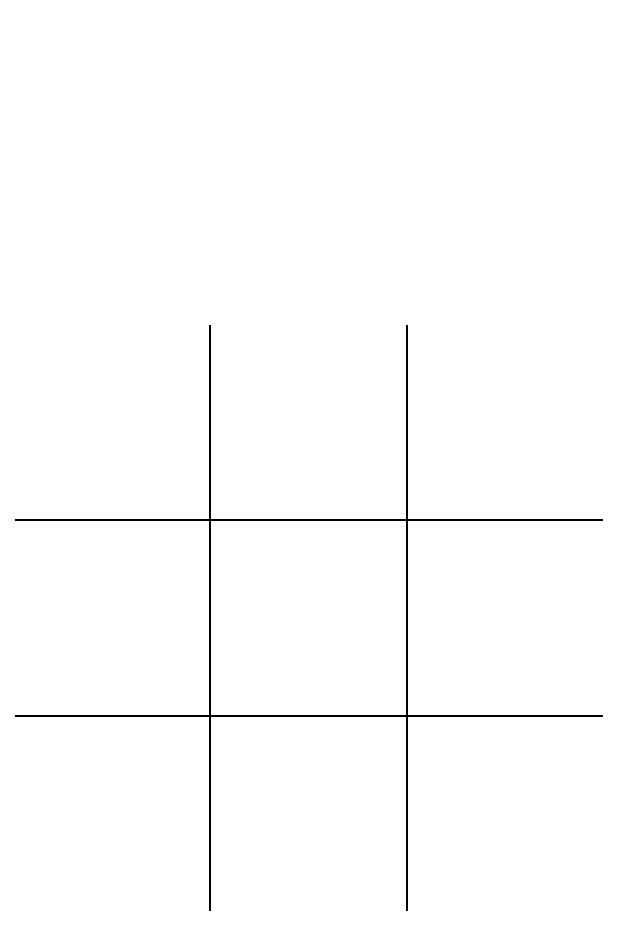
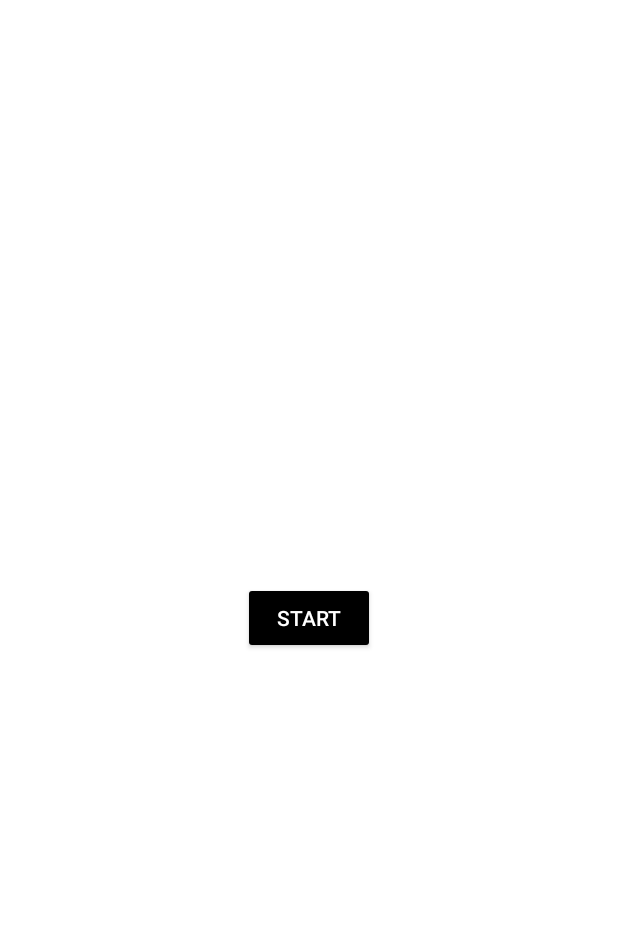
Before and after one commit to HeraEXE/Android-TicTacToe, an Android app: the screen it shows after launch (GameActivity before the commit, MainActivity after it), on a phone screen of 412 x 824 dp. Shown: the top 950 px of the screen. Run offline under Robolectric (Android 15) with nearby library versions, the phone set to English and light mode, and no system bars.

Commit message:
Added MVI architecture + navigation

```diff
--- a/app/src/main/AndroidManifest.xml
+++ b/app/src/main/AndroidManifest.xml
@@ -13,13 +13,13 @@
         android:theme="@style/Theme.TicTacToe"
         tools:targetApi="31">
         <activity
-            android:name=".GameActivity"
+            android:name=".ui.activity.MainActivity"
             android:exported="true"
             android:screenOrientation="portrait"
             tools:ignore="LockedOrientationActivity">
             <intent-filter>
-                <action android:name="android.intent.action.MAIN" />
-                <category android:name="android.intent.category.LAUNCHER" />
+                <action android:name="android.intent.action.MAIN"/>
+                <category android:name="android.intent.category.LAUNCHER"/>
             </intent-filter>
         </activity>
     </application>
--- a/app/src/main/java/net/herasevyan/tictactoe/GameActivity.kt
+++ /dev/null
@@ -1,204 +0,0 @@
-package net.herasevyan.tictactoe
-
-import android.animation.Animator
-import android.os.Bundle
-import android.view.View
-import android.widget.ImageView
-import android.widget.LinearLayout
-import android.widget.TextView
-import androidx.appcompat.app.AppCompatActivity
-import androidx.core.view.isVisible
-
-class GameActivity : AppCompatActivity() {
-
-    companion object {
-        private const val ANIMATION_DURATION = 300L
-    }
-
-    private lateinit var game: TicTacToeGame
-
-    private lateinit var dimmerView: View
-    private lateinit var resultTv: TextView
-
-    private lateinit var itemImgList: List<ImageView>
-
-    override fun onCreate(savedInstanceState: Bundle?) {
-        super.onCreate(savedInstanceState)
-        setContentView(R.layout.activity_game)
-
-        dimmerView = findViewById(R.id.dimmer_view)
-        resultTv = findViewById(R.id.result_tv)
-        val row0Layout: LinearLayout = findViewById(R.id.row0_layout)
-        val row1Layout: LinearLayout = findViewById(R.id.row1_layout)
-        val row2Layout: LinearLayout = findViewById(R.id.row2_layout)
-        val item00Img: ImageView = findViewById(R.id.item00_img)
-        val item01Img: ImageView = findViewById(R.id.item01_img)
-        val item02Img: ImageView = findViewById(R.id.item02_img)
-        val item10Img: ImageView = findViewById(R.id.item10_img)
-        val item11Img: ImageView = findViewById(R.id.item11_img)
-        val item12Img: ImageView = findViewById(R.id.item12_img)
-        val item20Img: ImageView = findViewById(R.id.item20_img)
-        val item21Img: ImageView = findViewById(R.id.item21_img)
-        val item22Img: ImageView = findViewById(R.id.item22_img)
-
-
-        val adjustField = Runnable {
-            val row0Params = row0Layout.layoutParams
-            val row1Params = row1Layout.layoutParams
-            val row2Params = row2Layout.layoutParams
-            row0Params.height = item00Img.width
-            row1Params.height = item00Img.width
-            row2Params.height = item00Img.width
-            row0Layout.layoutParams = row0Params
-            row1Layout.layoutParams = row1Params
-            row2Layout.layoutParams = row2Params
-        }
-
-        item00Img.postDelayed(adjustField, 100)
-
-        item00Img.setOnClickListener { item00Img.makeMove(0, 0) }
-        item01Img.setOnClickListener { item01Img.makeMove(0, 1) }
-        item02Img.setOnClickListener { item02Img.makeMove(0, 2) }
-        item10Img.setOnClickListener { item10Img.makeMove(1, 0) }
-        item11Img.setOnClickListener { item11Img.makeMove(1, 1) }
-        item12Img.setOnClickListener { item12Img.makeMove(1, 2) }
-        item20Img.setOnClickListener { item20Img.makeMove(2, 0) }
-        item21Img.setOnClickListener { item21Img.makeMove(2, 1) }
-        item22Img.setOnClickListener { item22Img.makeMove(2, 2) }
-
-        resultTv.setOnClickListener { playAgain() }
-        dimmerView.setOnClickListener { playAgain() }
-
-        itemImgList = listOf(
-            item00Img, item01Img, item02Img,
-            item10Img, item11Img, item12Img,
-            item20Img, item21Img, item22Img
-        )
-
-        savedInstanceState?.let {
-            game = it.getParcelable("game") ?: TicTacToeGame()
-            val flattenGameField = game.flattenGameField
-            for (i in flattenGameField.indices) {
-                val gameCell = flattenGameField[i]
-                if (gameCell != 0) {
-                    itemImgList[i].animateScaleInFadeIn(gameCell == 1)
-                }
-            }
-            checkWinner(game.winner)
-        } ?: run { game = TicTacToeGame() }
-    }
-
-    override fun onSaveInstanceState(outState: Bundle) {
-        super.onSaveInstanceState(outState)
-        outState.putParcelable("game", game)
-    }
-
-    private fun ImageView.makeMove(row: Int, column: Int) {
-        val isCurrentPlayer1 = game.isPlayer1
-        val winner = game.makeMove(row, column)
-        if (isCurrentPlayer1 != game.isPlayer1) {
-            animateScaleInFadeIn(isCurrentPlayer1)
-        }
-        checkWinner(winner)
-    }
-
-    private fun checkWinner(winner: Winner) {
-        if (winner != Winner.NONE) {
-            dimmerView.animateFadeIn()
-            resultTv.animateFadeIn()
-        }
-        when (winner) {
-            Winner.PLAYER1 -> resultTv.text = "Player 1 won"
-            Winner.PLAYER2 -> resultTv.text = "Player 2 won"
-            Winner.DRAW -> resultTv.text = "Draw"
-            Winner.NONE -> Unit
-        }
-    }
-
-    private fun playAgain() {
-        for (itemImg in itemImgList) {
-            if (itemImg.drawable != null) {
-                itemImg.animateScaleOutFadeOut()
-            }
-        }
-        game.clear()
-        resultTv.animateFadeOut()
-        dimmerView.animateFadeOut()
-    }
-
-    private fun ImageView.animateScaleInFadeIn(isCurrentPlayer1: Boolean) {
-        alpha = 0f
-        scaleX = 0f
-        scaleY = 0f
-        setImageResource(if (isCurrentPlayer1) R.drawable.ic_cross else R.drawable.ic_circle)
-        animate()
-            .setDuration(ANIMATION_DURATION)
-            .alphaBy(0f)
-            .alpha(1f)
-            .scaleX(0f)
-            .scaleY(0f)
-            .scaleXBy(1f)
-            .scaleYBy(1f)
-            .setListener(object : Animator.AnimatorListener {
-                override fun onAnimationStart(p0: Animator) = Unit
-                override fun onAnimationEnd(p0: Animator) = Unit
-                override fun onAnimationCancel(p0: Animator) = Unit
-                override fun onAnimationRepeat(p0: Animator) = Unit
-            })
-            .start()
-    }
-
-    private fun View.animateFadeIn() {
-        alpha = 0f
-        isVisible = true
-        animate()
-            .setDuration(ANIMATION_DURATION)
-            .alphaBy(0f)
-            .alpha(1f)
-            .setListener(object : Animator.AnimatorListener {
-                override fun onAnimationStart(p0: Animator) = Unit
-                override fun onAnimationEnd(p0: Animator) = Unit
-                override fun onAnimationCancel(p0: Animator) = Unit
-                override fun onAnimationRepeat(p0: Animator) = Unit
-            })
-            .start()
-    }
-
-    private fun View.animateFadeOut() {
-        animate()
-            .setDuration(ANIMATION_DURATION)
-            .alphaBy(1f)
-            .alpha(0f)
-            .setListener(object : Animator.AnimatorListener {
-                override fun onAnimationStart(p0: Animator) = Unit
-
-                override fun onAnimationEnd(p0: Animator) {
-                    isVisible = false
-                }
-
-                override fun onAnimationCancel(p0: Animator) = Unit
-                override fun onAnimationRepeat(p0: Animator) = Unit
-            })
-            .start()
-    }
-
-    private fun ImageView.animateScaleOutFadeOut() {
-        animate()
-            .setDuration(ANIMATION_DURATION)
-            .alphaBy(1f)
-            .alpha(0f)
-            .scaleXBy(1f)
-            .scaleYBy(1f)
-            .scaleX(0f)
-            .scaleY(0f)
-            .setListener(object : Animator.AnimatorListener {
-                override fun onAnimationStart(p0: Animator) = Unit
-                override fun onAnimationEnd(p0: Animator) {
-                    setImageDrawable(null)
-                }
-                override fun onAnimationCancel(p0: Animator) = Unit
-                override fun onAnimationRepeat(p0: Animator) = Unit
-
-            })
-    }
-}
--- /dev/null
+++ b/app/src/main/java/net/herasevyan/tictactoe/ui/activity/MainActivity.kt
@@ -0,0 +1,6 @@
+package net.herasevyan.tictactoe.ui.activity
+
+import androidx.appcompat.app.AppCompatActivity
+import net.herasevyan.tictactoe.R
+
+class MainActivity : AppCompatActivity(R.layout.activity_main)
--- a/app/src/main/java/net/herasevyan/tictactoe/Winner.kt
+++ b/app/src/main/java/net/herasevyan/tictactoe/ui/game/Winner.kt
@@ -1,4 +1,4 @@
-package net.herasevyan.tictactoe
+package net.herasevyan.tictactoe.ui.game
 
 enum class Winner {
     PLAYER1, PLAYER2, DRAW, NONE
--- /dev/null
+++ b/app/src/main/java/net/herasevyan/tictactoe/ui/menu/MenuFragment.kt
@@ -0,0 +1,28 @@
+package net.herasevyan.tictactoe.ui.menu
+
+import android.os.Bundle
+import android.view.View
+import androidx.fragment.app.Fragment
+import androidx.navigation.fragment.findNavController
+import net.herasevyan.tictactoe.R
+import net.herasevyan.tictactoe.databinding.FragmentMenuBinding
+
+class MenuFragment : Fragment(R.layout.fragment_menu) {
+
+    private var bindingNullable: FragmentMenuBinding? = null
+    private val binding: FragmentMenuBinding get() = bindingNullable!!
+
+    override fun onViewCreated(view: View, savedInstanceState: Bundle?) {
+        super.onViewCreated(view, savedInstanceState)
+        bindingNullable = FragmentMenuBinding.bind(view)
+
+        binding.startBtn.setOnClickListener {
+            findNavController().navigate(R.id.from_menu_to_game)
+        }
+    }
+
+    override fun onDestroyView() {
+        super.onDestroyView()
+        bindingNullable = null
+    }
+}
--- /dev/null
+++ b/app/src/main/res/anim/fade_in.xml
@@ -0,0 +1,5 @@
+<?xml version="1.0" encoding="utf-8"?>
+<alpha xmlns:android="http://schemas.android.com/apk/res/android"
+    android:fromAlpha="0.0"
+    android:toAlpha="1.0"
+    android:duration="500"/>
--- /dev/null
+++ b/app/src/main/res/anim/fade_out.xml
@@ -0,0 +1,5 @@
+<?xml version="1.0" encoding="utf-8"?>
+<alpha xmlns:android="http://schemas.android.com/apk/res/android"
+    android:fromAlpha="1.0"
+    android:toAlpha="0.0"
+    android:duration="500"/>
--- /dev/null
+++ b/app/src/main/res/layout/activity_main.xml
@@ -0,0 +1,9 @@
+<?xml version="1.0" encoding="utf-8"?>
+<androidx.fragment.app.FragmentContainerView xmlns:android="http://schemas.android.com/apk/res/android"
+    xmlns:app="http://schemas.android.com/apk/res-auto"
+    android:id="@+id/fragment_container_view"
+    android:layout_width="match_parent"
+    android:layout_height="match_parent"
+    android:name="androidx.navigation.fragment.NavHostFragment"
+    app:defaultNavHost="true"
+    app:navGraph="@navigation/nav_graph" />
--- a/app/src/main/res/layout/activity_game.xml
+++ b/app/src/main/res/layout/fragment_game.xml
@@ -18,7 +18,7 @@
             android:layout_height="wrap_content"
             android:orientation="horizontal">
 
-            <ImageView
+            <androidx.appcompat.widget.AppCompatImageView
                 android:id="@+id/item00_img"
                 android:layout_width="0dp"
                 android:layout_height="match_parent"
@@ -29,7 +29,7 @@
                 android:layout_height="match_parent"
                 android:background="@color/black" />
 
-            <ImageView
+            <androidx.appcompat.widget.AppCompatImageView
                 android:id="@+id/item01_img"
                 android:layout_width="0dp"
                 android:layout_height="match_parent"
@@ -40,7 +40,7 @@
                 android:layout_height="match_parent"
                 android:background="@color/black" />
 
-            <ImageView
+            <androidx.appcompat.widget.AppCompatImageView
                 android:id="@+id/item02_img"
                 android:layout_width="0dp"
                 android:layout_height="match_parent"
@@ -59,7 +59,7 @@
             android:layout_height="wrap_content"
             android:orientation="horizontal">
 
-            <ImageView
+            <androidx.appcompat.widget.AppCompatImageView
                 android:id="@+id/item10_img"
                 android:layout_width="0dp"
                 android:layout_height="match_parent"
@@ -70,7 +70,7 @@
                 android:layout_height="match_parent"
                 android:background="@color/black" />
 
-            <ImageView
+            <androidx.appcompat.widget.AppCompatImageView
                 android:id="@+id/item11_img"
                 android:layout_width="0dp"
                 android:layout_height="match_parent"
@@ -81,7 +81,7 @@
                 android:layout_height="match_parent"
                 android:background="@color/black" />
 
-            <ImageView
+            <androidx.appcompat.widget.AppCompatImageView
                 android:id="@+id/item12_img"
                 android:layout_width="0dp"
                 android:layout_height="match_parent"
@@ -100,7 +100,7 @@
             android:layout_height="wrap_content"
             android:orientation="horizontal">
 
-            <ImageView
+            <androidx.appcompat.widget.AppCompatImageView
                 android:id="@+id/item20_img"
                 android:layout_width="0dp"
                 android:layout_height="match_parent"
@@ -111,7 +111,7 @@
                 android:layout_height="match_parent"
                 android:background="@color/black" />
 
-            <ImageView
+            <androidx.appcompat.widget.AppCompatImageView
                 android:id="@+id/item21_img"
                 android:layout_width="0dp"
                 android:layout_height="match_parent"
@@ -122,7 +122,7 @@
                 android:layout_height="match_parent"
                 android:background="@color/black" />
 
-            <ImageView
+            <androidx.appcompat.widget.AppCompatImageView
                 android:id="@+id/item22_img"
                 android:layout_width="0dp"
                 android:layout_height="match_parent"
--- /dev/null
+++ b/app/src/main/res/layout/fragment_menu.xml
@@ -0,0 +1,16 @@
+<?xml version="1.0" encoding="utf-8"?>
+<LinearLayout xmlns:android="http://schemas.android.com/apk/res/android"
+    android:layout_width="match_parent"
+    android:layout_height="match_parent"
+    android:gravity="center"
+    android:orientation="vertical">
+
+    <androidx.appcompat.widget.AppCompatButton
+        android:id="@+id/start_btn"
+        android:layout_width="wrap_content"
+        android:layout_height="wrap_content"
+        android:backgroundTint="@color/black"
+        android:text="start"
+        android:textColor="@color/white" />
+
+</LinearLayout>
--- /dev/null
+++ b/app/src/main/res/navigation/nav_graph.xml
@@ -0,0 +1,24 @@
+<?xml version="1.0" encoding="utf-8"?>
+<navigation xmlns:android="http://schemas.android.com/apk/res/android"
+    xmlns:app="http://schemas.android.com/apk/res-auto"
+    xmlns:tools="http://schemas.android.com/tools"
+    android:id="@+id/nav_graph"
+    app:startDestination="@id/menuFragment">
+
+    <fragment
+        android:id="@+id/menuFragment"
+        android:name="net.herasevyan.tictactoe.ui.menu.MenuFragment"
+        tools:layout="@layout/fragment_menu" >
+        <action
+            android:id="@+id/from_menu_to_game"
+            app:destination="@id/gameFragment"
+            app:enterAnim="@anim/fade_in"
+            app:exitAnim="@anim/fade_out"
+            app:popEnterAnim="@anim/fade_in"
+            app:popExitAnim="@anim/fade_out"/>
+    </fragment>
+    <fragment
+        android:id="@+id/gameFragment"
+        android:name="net.herasevyan.tictactoe.ui.game.GameFragment"
+        tools:layout="@layout/fragment_game" />
+</navigation>
--- a/build.gradle
+++ b/build.gradle
@@ -1,4 +1,3 @@
-// Top-level build file where you can add configuration options common to all sub-projects/modules.
 plugins {
     id 'com.android.application' version '7.3.1' apply false
     id 'com.android.library' version '7.3.1' apply false
```
Also changed, not shown: app/build.gradle (+28 -2 lines), app/src/main/java/net/herasevyan/tictactoe/ui/base/BaseViewModel.kt (added, +8 -0 lines), app/src/main/java/net/herasevyan/tictactoe/ui/game/GameFragment.kt (added, +221 -0 lines), app/src/main/java/net/herasevyan/tictactoe/ui/game/GameIntent.kt (added, +9 -0 lines), app/src/main/java/net/herasevyan/tictactoe/ui/game/GameState.kt (added, +10 -0 lines), app/src/main/java/net/herasevyan/tictactoe/ui/game/GameViewModel.kt (added, +63 -0 lines), app/src/main/java/net/herasevyan/tictactoe/ui/game/TicTacToeGame.kt (renamed from app/src/main/java/net/herasevyan/tictactoe/TicTacToeGame.kt, +5 -5 lines), 1 other file.
